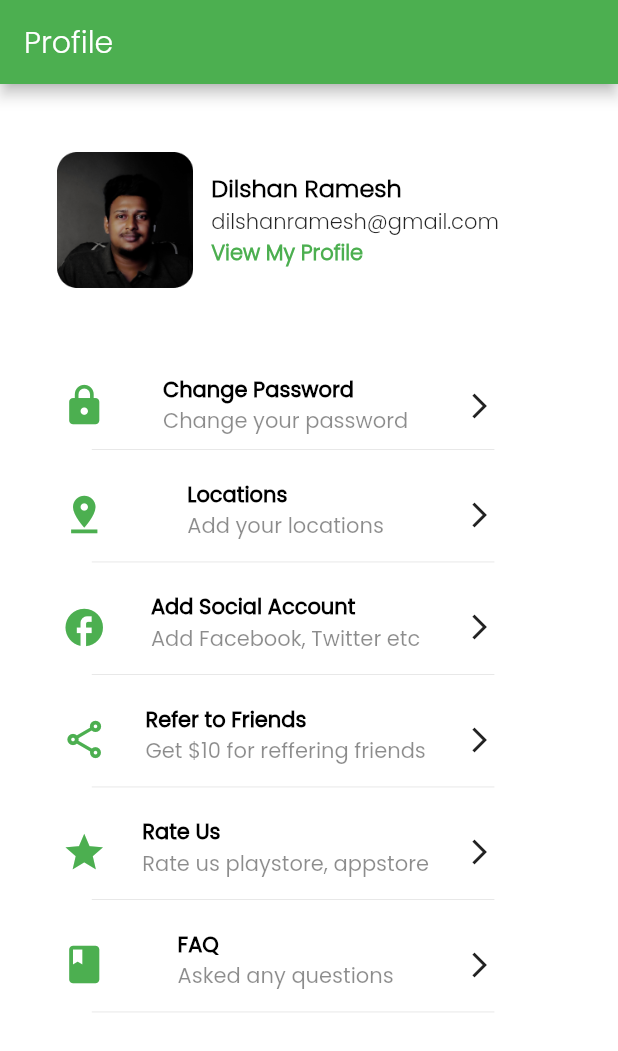
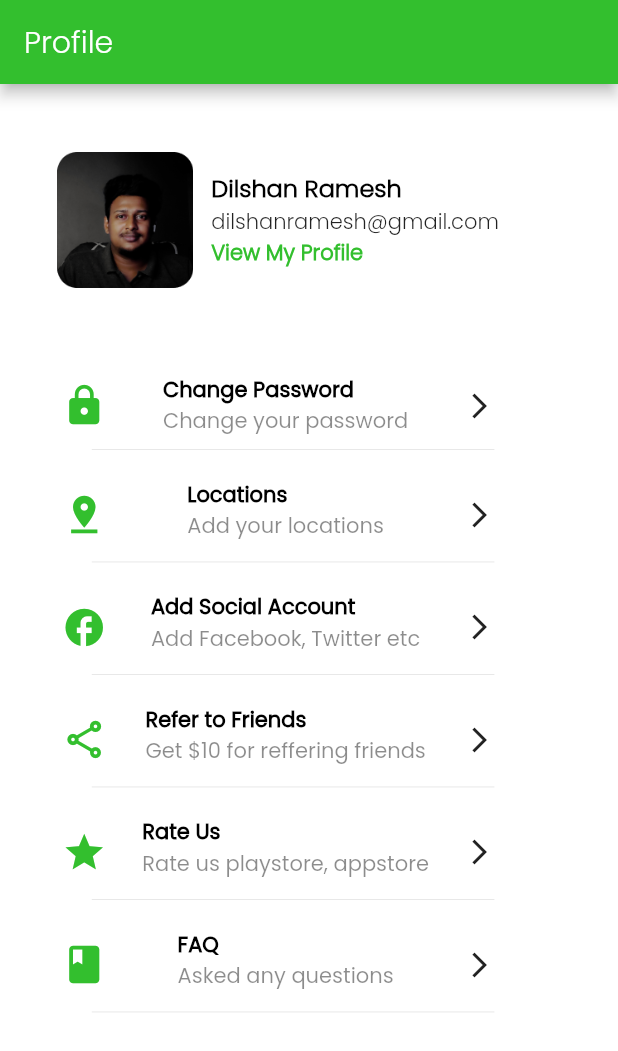
Before and after one commit to Dilshan97/Flutter-ecommerce-app, a Flutter app: the Profile screen opened directly, on a phone screen of 412 x 824 dp. Shown: the top 1051 px of the screen. Run offline on Flutter 3.47's test engine with Material 2 defaults, Android fonts, the phone set to English and light mode, and no system bars; our stand-ins replace carousel_slider, flutter_svg, injectable, page_transition; network calls fail.

Commit message:
widget ui updated

```diff
--- a/lib/theme.dart
+++ b/lib/theme.dart
@@ -9,6 +9,6 @@ ThemeData theme() {
   );
 }
 
-Color primaryColor() {
-  return Colors.green;
-}
+const primaryDarkColor = Color(0xFF5E010B);
+const primaryColor = Color(0xFF33bf2e);
+const accentColor = Color(0xFF201E1E);
--- a/lib/views/home/component/categories.dart
+++ b/lib/views/home/component/categories.dart
@@ -53,7 +53,7 @@ class _CategoriesState extends State<Categories> {
                         "View All",
                         style: TextStyle(
                             fontSize: 16,
-                            color: Colors.green,
+                            color: Color(0xFF33bf2e),
                             fontFamily: "Poppins-Light"
                         ),
                       ),
--- a/lib/views/home/dashboard.dart
+++ b/lib/views/home/dashboard.dart
@@ -46,7 +46,7 @@ class _DashboardState extends State<Dashboard> {
             fontFamily: "Poppins-Light",
           ),
         ),
-        backgroundColor: Colors.green,
+        backgroundColor: Color(0xFF33bf2e),
       ),
       body: SingleChildScrollView(
         child: Column(
--- a/lib/views/profile/profile.dart
+++ b/lib/views/profile/profile.dart
@@ -17,7 +17,7 @@ class _ProfileState extends State<Profile> {
           "Profile",
           style: TextStyle(fontFamily: "Poppins-Light"),
         ),
-        backgroundColor: Colors.green,
+        backgroundColor: Color(0xFF33bf2e),
       ),
       body: SingleChildScrollView(
         child: SizedBox(
@@ -57,7 +57,8 @@ class _ProfileState extends State<Profile> {
                             style: TextStyle(
                                 fontFamily: "Poppins-Light",
                                 fontWeight: FontWeight.w600,
-                                color: Colors.green),
+                                color: Color(0xFF33bf2e),
+                            ),
                           )
                         ],
                       ),
@@ -81,7 +82,7 @@ class _ProfileState extends State<Profile> {
                             Icon(
                               Icons.lock,
                               size: 30,
-                              color: Colors.green,
+                              color: Color(0xFF33bf2e),
                             ),
                             Container(
                               child: Column(
@@ -129,7 +130,7 @@ class _ProfileState extends State<Profile> {
                             Icon(
                               Icons.pin_drop,
                               size: 30,
-                              color: Colors.green,
+                              color: Color(0xFF33bf2e),
                             ),
                             Container(
                               child: Column(
@@ -184,7 +185,7 @@ class _ProfileState extends State<Profile> {
                             Icon(
                               Icons.facebook,
                               size: 30,
-                              color: Colors.green,
+                              color: Color(0xFF33bf2e),
                             ),
                             Container(
                               child: Column(
@@ -239,7 +240,7 @@ class _ProfileState extends State<Profile> {
                             Icon(
                               Icons.share_outlined,
                               size: 30,
-                              color: Colors.green,
+                              color: Color(0xFF33bf2e),
                             ),
                             Container(
                               child: Column(
@@ -294,7 +295,7 @@ class _ProfileState extends State<Profile> {
                             Icon(
                               Icons.star,
                               size: 30,
-                              color: Colors.green,
+                              color: Color(0xFF33bf2e),
                             ),
                             Container(
                               child: Column(
@@ -349,7 +350,7 @@ class _ProfileState extends State<Profile> {
                             Icon(
                               Icons.book,
                               size: 30,
-                              color: Colors.green,
+                              color: Color(0xFF33bf2e),
                             ),
                             Container(
                               child: Column(
--- a/lib/views/splash/get_started.dart
+++ b/lib/views/splash/get_started.dart
@@ -34,7 +34,8 @@ class _GetStartedState extends State<GetStarted> {
                         fontSize: 30,
                         fontFamily: "Poppins-Light",
                         fontWeight: FontWeight.w600,
-                        color: Colors.green),
+                        color: Color(0xFF33bf2e),
+                    ),
                   ),
                   SizedBox(
                     height: MediaQuery.of(context).size.width * 0.04,
@@ -59,7 +60,7 @@ class _GetStartedState extends State<GetStarted> {
                     child: Container(
                       decoration: BoxDecoration(
                         borderRadius: BorderRadius.circular(20),
-                        color: Colors.green,
+                        color: Color(0xFF33bf2e),
                       ),
                       alignment: Alignment.center,
                       padding: EdgeInsets.all(10),
--- a/lib/widgets/view_category.dart
+++ b/lib/widgets/view_category.dart
@@ -40,7 +40,7 @@ class _ViewCategoryState extends State<ViewCategory> {
               alignment: Alignment.center,
               decoration: BoxDecoration(
                 borderRadius: BorderRadius.circular(20),
-                color: Colors.green,
+                color: Color(0xFF33bf2e),
               ),
               margin: EdgeInsets.only(left: 5),
               padding: EdgeInsets.all(12),
```
Also changed, not shown: lib/views/auth/login.dart (+48 -26 lines), lib/views/auth/signup.dart (+4 -3 lines), lib/views/cart/cart.dart (+33 -1 lines), lib/views/home/component/top_products.dart (+9 -2 lines), lib/views/home/home.dart (+5 -5 lines).
